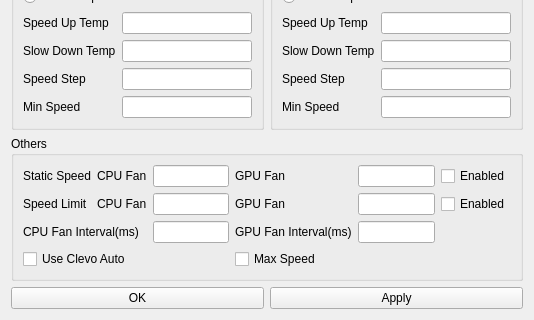
Qt form config.ui (elight2/ClevoFanControl) before a commit; both pictures show x 0 to 534 and y 680 to 1000 of the 534 by 1000 pixel window.
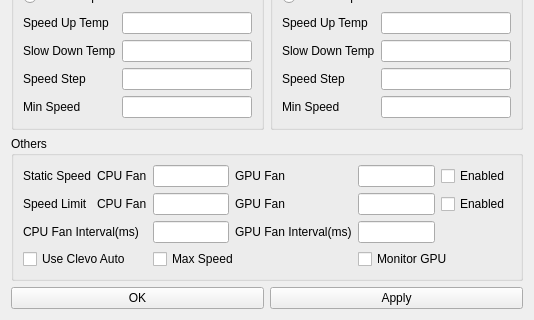
The same form after that commit. Icons and pictures are not drawn.

Patch:
```diff
--- a/config.ui
+++ b/config.ui
@@ -238,20 +238,27 @@
           <item row="3" column="4">
            <widget class="QLineEdit" name="lineEdit_7"/>
           </item>
-          <item row="4" column="0" colspan="3">
+          <item row="4" column="0" colspan="2">
            <widget class="QCheckBox" name="checkBox_3">
             <property name="text">
              <string>Use Clevo Auto</string>
             </property>
            </widget>
           </item>
-          <item row="4" column="3" colspan="4">
+          <item row="4" column="2" colspan="2">
            <widget class="QCheckBox" name="checkBox_4">
             <property name="text">
              <string>Max Speed</string>
             </property>
            </widget>
           </item>
+          <item row="4" column="4" colspan="3">
+           <widget class="QCheckBox" name="checkBox_5">
+            <property name="text">
+             <string>Monitor GPU</string>
+            </property>
+           </widget>
+          </item>
          </layout>
         </item>
        </layout>
```
